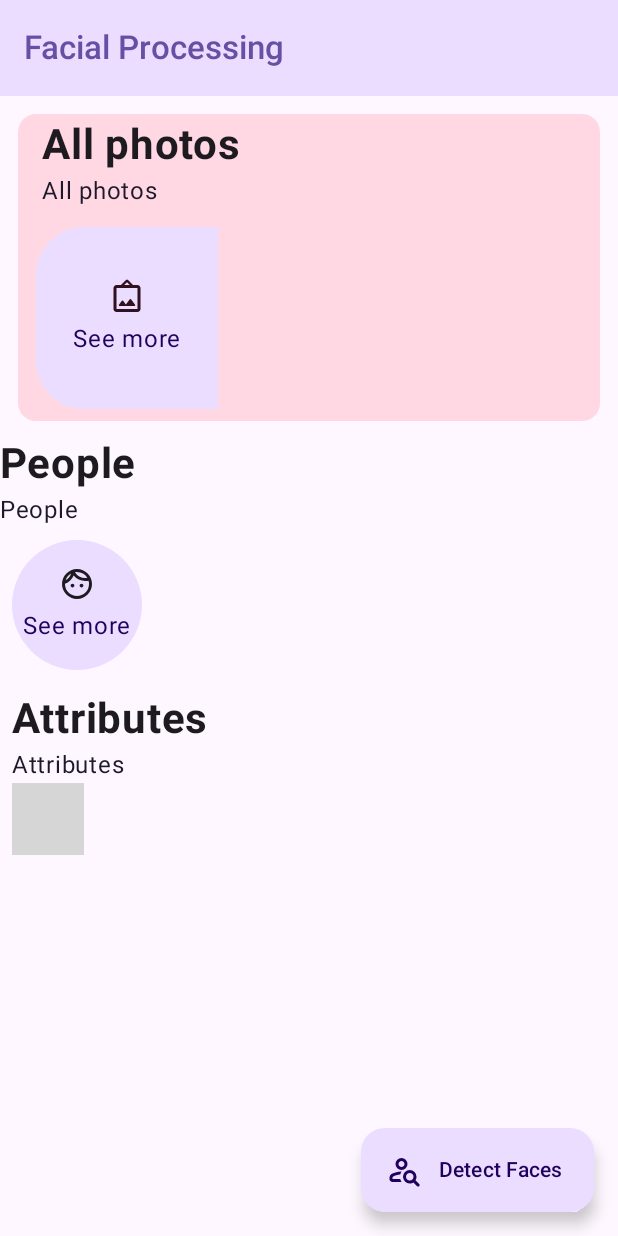
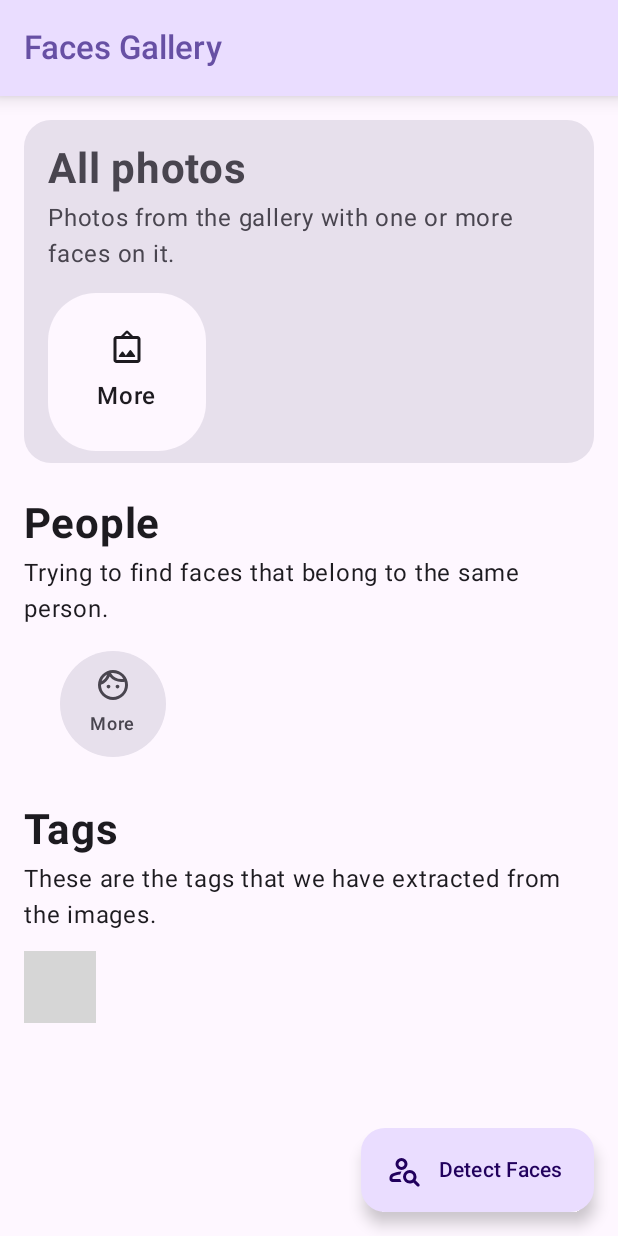
Before and after one commit to st235/HSE.CVforMobileDevices.FacialProcessing, an Android app built with Jetpack Compose: the FeedScreen screen opened through its navigation route, on a phone screen of 412 x 824 dp. Run offline under Robolectric (Android 15) with nearby library versions, the phone set to English and light mode, and no system bars; our stand-ins replace Room's generated code; libraries missing offline, so code that uses them is left out: com.bumptech.glide, st235.com.github; 2 statements that could not run were skipped; grey boxes are pictures that could not be loaded.

Commit message:
Changed feed screen design

```diff
--- a/app/src/main/java/github/com/st235/facialprocessing/presentation/screens/feed/FeedScreen.kt
+++ b/app/src/main/java/github/com/st235/facialprocessing/presentation/screens/feed/FeedScreen.kt
@@ -8,7 +8,6 @@ import android.os.Build
 import androidx.activity.compose.rememberLauncherForActivityResult
 import androidx.activity.result.contract.ActivityResultContracts
 import androidx.annotation.DrawableRes
-import androidx.annotation.StringRes
 import androidx.compose.foundation.Image
 import androidx.compose.foundation.background
 import androidx.compose.foundation.clickable
@@ -45,6 +44,7 @@ import androidx.compose.runtime.getValue
 import androidx.compose.ui.Alignment
 import androidx.compose.ui.Modifier
 import androidx.compose.ui.draw.clip
+import androidx.compose.ui.draw.shadow
 import androidx.compose.ui.graphics.Color
 import androidx.compose.ui.graphics.asImageBitmap
 import androidx.compose.ui.layout.ContentScale
@@ -100,7 +100,8 @@ fun FeedScreen(
                     containerColor = MaterialTheme.colorScheme.primaryContainer,
                     titleContentColor = MaterialTheme.colorScheme.primary,
                 ),
-                title = { Text(stringResource(R.string.clustering_feed_screen_title), fontWeight = FontWeight.Medium) }
+                title = { Text(stringResource(R.string.clustering_feed_screen_title), fontWeight = FontWeight.Medium) },
+                modifier = Modifier.shadow(elevation = 8.dp)
             )
         },
         floatingActionButton = {
@@ -307,11 +308,14 @@ private fun FeedLayout(
             faceClusters = faceClusters,
             onClusterClick = onClusterClick,
             onSeeMoreClustersClick = onSeeMoreClustersClick,
+            modifier = Modifier
+                .padding(vertical = 8.dp, horizontal = 16.dp)
         )
         SearchAttributesGroup(
             searchAttributes = searchAttributes,
             onSearchAttributeClick = onSearchAttributeClick,
-            modifier = Modifier.padding(8.dp),
+            modifier = Modifier
+                .padding(vertical = 8.dp, horizontal = 16.dp)
         )
         Spacer(modifier = Modifier.height(72.dp))
     }
@@ -326,25 +330,26 @@ private fun PhotoCard(
 ) {
     Card(
         colors = CardDefaults.cardColors(
-            containerColor = MaterialTheme.colorScheme.tertiaryContainer,
+            containerColor = MaterialTheme.colorScheme.surfaceVariant,
         ),
-        shape = RoundedCornerShape(12.dp),
+        shape = RoundedCornerShape(18.dp),
         modifier = modifier
             .fillMaxWidth()
-            .padding(12.dp),
+            .padding(16.dp),
     ) {
         Column {
             FeedHeader(
-                textRes = R.string.clustering_feed_all_photos_section_title,
-                modifier = Modifier.padding(horizontal = 16.dp, vertical = 4.dp)
+                text = stringResource(R.string.clustering_feed_all_photos_section_title),
+                description = stringResource(R.string.clustering_feed_all_photos_section_description),
+                textColor = MaterialTheme.colorScheme.onSurfaceVariant,
+                modifier = Modifier.padding(top = 16.dp, bottom = 6.dp, start = 16.dp, end = 16.dp)
             )
             ProcessedPhotos(
                 photos = photos,
                 onPhotoClick = onPhotoClick,
                 onSeeMorePhotosClick = onSeeMorePhotosClick,
                 modifier = Modifier
-                    .padding(horizontal = 12.dp, vertical = 8.dp)
-                    .clip(RoundedCornerShape(32.dp))
+                    .padding(horizontal = 8.dp)
             )
         }
     }
@@ -370,6 +375,8 @@ private fun ProcessedPhotos(
                 modifier = Modifier
                     .fillMaxWidth()
                     .aspectRatio(1.0f)
+                    .padding(8.dp)
+                    .clip(RoundedCornerShape(32.dp))
                     .focusable()
                     .clickable { onPhotoClick(photo) }
             )
@@ -378,11 +385,13 @@ private fun ProcessedPhotos(
         GridButton(
             iconRes = R.drawable.ic_hallway_24,
             text = stringResource(R.string.clustering_feed_grid_see_more),
-            textColor = MaterialTheme.colorScheme.onPrimaryContainer,
-            backgroundColor = MaterialTheme.colorScheme.primaryContainer,
+            color = MaterialTheme.colorScheme.onSurface,
+            backgroundColor = MaterialTheme.colorScheme.surface,
             modifier = Modifier
                 .fillMaxWidth()
                 .aspectRatio(1.0f)
+                .padding(8.dp)
+                .clip(RoundedCornerShape(32.dp))
                 .focusable()
                 .clickable { onSeeMorePhotosClick() }
         )
@@ -397,10 +406,14 @@ private fun ClustersGroup(
     onSeeMoreClustersClick: () -> Unit = {},
 ) {
     Column(modifier = modifier) {
-        FeedHeader(textRes = R.string.clustering_feed_clusters_section_title)
+        FeedHeader(
+            text = stringResource(R.string.clustering_feed_clusters_section_title),
+            description = stringResource(R.string.clustering_feed_screen_clustering_description),
+        )
         GridLayout(
             columns = 4,
-            modifier = modifier,
+            modifier = modifier
+                .fillMaxWidth(),
         ) {
             for (faceCluster in faceClusters) {
                 Image(
@@ -420,8 +433,10 @@ private fun ClustersGroup(
             GridButton(
                 iconRes = R.drawable.ic_face_24,
                 text = stringResource(R.string.clustering_feed_grid_see_more),
-                textColor = MaterialTheme.colorScheme.onPrimaryContainer,
-                backgroundColor = MaterialTheme.colorScheme.primaryContainer,
+                color = MaterialTheme.colorScheme.onSurfaceVariant,
+                backgroundColor = MaterialTheme.colorScheme.surfaceVariant,
+                fontSize = 12.sp,
+                iconSpacing = 2.dp,
                 modifier = Modifier
                     .fillMaxWidth()
                     .aspectRatio(1.0f)
@@ -441,7 +456,11 @@ private fun SearchAttributesGroup(
     onSearchAttributeClick: (FaceSearchAttribute.Type) -> Unit,
 ) {
     Column(modifier = modifier) {
-        FeedHeader(textRes = R.string.clustering_feed_attributes_section_title)
+        FeedHeader(
+            text = stringResource(R.string.clustering_feed_attributes_section_title),
+            description = stringResource(R.string.clustering_feed_attributes_section_description),
+        )
+        Spacer(modifier = Modifier.height(12.dp))
         SearchAttributesLayout(
             searchAttributes = searchAttributes,
             onSearchAttributeClick = onSearchAttributeClick,
@@ -451,24 +470,24 @@ private fun SearchAttributesGroup(
 
 @Composable
 private fun FeedHeader(
-    @StringRes textRes: Int,
+    text: String,
+    description: String,
     modifier: Modifier = Modifier,
     textColor: Color = MaterialTheme.colorScheme.onBackground,
-    descriptionColor: Color = MaterialTheme.colorScheme.onSecondaryContainer,
 ) {
     Column(modifier = modifier) {
         Text(
-            stringResource(textRes),
+            text,
             fontWeight = FontWeight.Bold,
             fontSize = 28.sp,
             color = textColor,
         )
-        Spacer(modifier = Modifier.height(2.dp))
+        Spacer(modifier = Modifier.height(4.dp))
         Text(
-            stringResource(textRes),
+            description,
             fontWeight = FontWeight.Normal,
             fontSize = 16.sp,
-            color = descriptionColor,
+            color = textColor,
         )
     }
 }
--- a/app/src/main/java/github/com/st235/facialprocessing/presentation/widgets/GridButton.kt
+++ b/app/src/main/java/github/com/st235/facialprocessing/presentation/widgets/GridButton.kt
@@ -13,15 +13,21 @@ import androidx.compose.ui.Alignment
 import androidx.compose.ui.Modifier
 import androidx.compose.ui.graphics.Color
 import androidx.compose.ui.res.painterResource
+import androidx.compose.ui.text.font.FontWeight
+import androidx.compose.ui.unit.Dp
+import androidx.compose.ui.unit.TextUnit
 import androidx.compose.ui.unit.dp
+import androidx.compose.ui.unit.sp
 
 @Composable
 fun GridButton(
     @DrawableRes iconRes: Int,
     text: String,
-    textColor: Color,
+    color: Color,
     backgroundColor: Color,
     modifier: Modifier = Modifier,
+    fontSize: TextUnit = 16.sp,
+    iconSpacing: Dp = 8.dp,
 ) {
     Column(
         verticalArrangement = Arrangement.Center,
@@ -29,8 +35,17 @@ fun GridButton(
         modifier = modifier
             .background(backgroundColor),
     ) {
-        Icon(painterResource(iconRes), contentDescription = null)
-        Spacer(modifier = Modifier.height(4.dp))
-        Text(text, color = textColor)
+        Icon(
+            painterResource(iconRes),
+            contentDescription = null,
+            tint = color,
+        )
+        Spacer(modifier = Modifier.height(iconSpacing))
+        Text(
+            text,
+            color = color,
+            fontSize = fontSize,
+            fontWeight = FontWeight.Medium,
+        )
     }
 }
--- a/app/src/main/java/github/com/st235/facialprocessing/presentation/widgets/SearchAttributesLayout.kt
+++ b/app/src/main/java/github/com/st235/facialprocessing/presentation/widgets/SearchAttributesLayout.kt
@@ -56,8 +56,8 @@ fun SearchAttributeView(
     @DrawableRes iconRes: Int,
     text: String,
     modifier: Modifier = Modifier,
-    backgroundColor: Color = MaterialTheme.colorScheme.primaryContainer,
-    contentColor: Color = MaterialTheme.colorScheme.onPrimaryContainer,
+    backgroundColor: Color = MaterialTheme.colorScheme.surfaceVariant,
+    contentColor: Color = MaterialTheme.colorScheme.onSurfaceVariant,
     onClick: () -> Unit = {},
 ) {
     val cornerRadiusPx = with(LocalDensity.current) { 16.dp.toPx() }
--- a/app/src/main/res/values/strings.xml
+++ b/app/src/main/res/values/strings.xml
@@ -1,5 +1,5 @@
 <resources>
-    <string name="app_name">FacialProcessing</string>
+    <string name="app_name">Faces Gallery</string>
 
     <string name="search_attribute_sex_male">Male</string>
     <string name="search_attribute_sex_female">Female</string>
@@ -14,20 +14,20 @@
     <string name="search_attribute_emotion_anger">Anger</string>
     <string name="search_attribute_emotion_disgust">Disgust</string>
     <string name="search_attribute_emotion_fear">Fear</string>
-    <string name="search_attribute_emotion_happiness">Hapiness</string>
+    <string name="search_attribute_emotion_happiness">Happiness</string>
     <string name="search_attribute_emotion_neutral">Neutral</string>
     <string name="search_attribute_emotion_sadness">Sadness</string>
     <string name="search_attribute_emotion_surprise">Surprise</string>
 
-    <string name="clustering_feed_screen_title">Facial Processing</string>
+    <string name="clustering_feed_screen_title">Faces Gallery</string>
     <string name="clustering_feed_screen_scan_button">Detect Faces</string>
-    <string name="clustering_feed_grid_see_more">See more</string>
+    <string name="clustering_feed_grid_see_more">More</string>
     <string name="clustering_feed_all_photos_section_title">All photos</string>
-    <string name="clustering_feed_all_photos_section_description">Photos from your gallery with at least one face on it.</string>
+    <string name="clustering_feed_all_photos_section_description">Photos from the gallery with one or more faces on it.</string>
     <string name="clustering_feed_clusters_section_title">People</string>
-    <string name="clustering_feed_clusters_section_description">All photos</string>
-    <string name="clustering_feed_attributes_section_title">Attributes</string>
-    <string name="clustering_feed_attributes_section_description">All photos</string>
+    <string name="clustering_feed_clusters_section_description">We have tried to analyse the images in the gallery and group photos by people on them.</string>
+    <string name="clustering_feed_attributes_section_title">Tags</string>
+    <string name="clustering_feed_attributes_section_description">These are the tags that we have extracted from the images.</string>
     <string name="clustering_feed_loading_title">Loading…</string>
     <string name="clustering_feed_loading_description">Thank you for your patience while we are fetching your data from the cache.</string>
 
```
